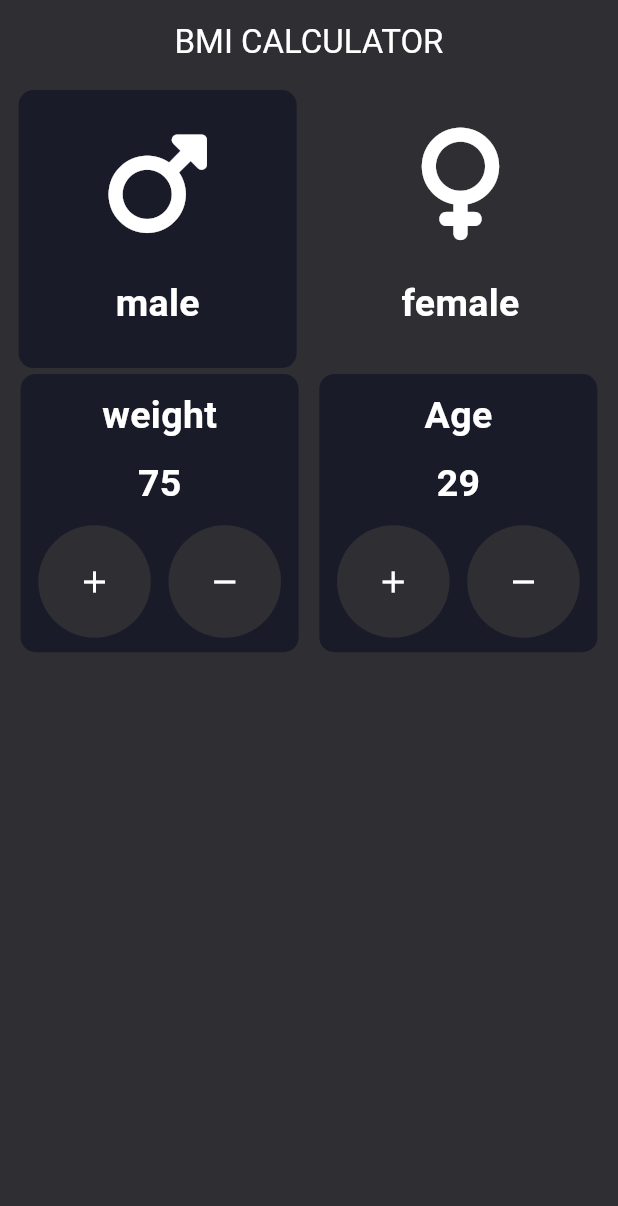
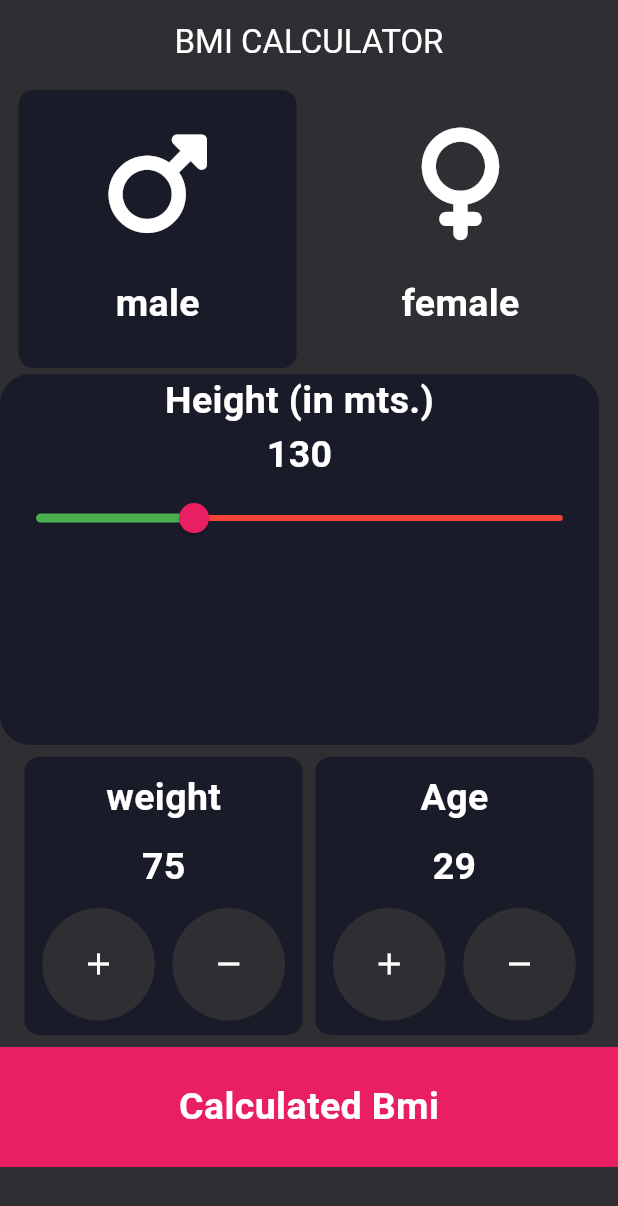
Before and after one commit to ritishbhardwaj/bmi_application_1, a Flutter app: the screen it shows after launch, on a phone screen of 412 x 824 dp. Shown: the top 1206 px of the screen. Run offline on Flutter 3.47's test engine with Material 3 defaults, Android fonts, the light colour scheme and no system bars; our stand-ins replace font_awesome_flutter.

Commit message:
"Final Commit with Navigation Page"

```diff
--- a/lib/bmi_calculator_screen.dart
+++ b/lib/bmi_calculator_screen.dart
@@ -1,3 +1,4 @@
+import 'package:bmi_application_1/bmi_results_screen.dart';
 import 'package:bmi_application_1/constants.dart';
 import 'package:bmi_application_1/gender_selection_widget.dart';
 import 'package:bmi_application_1/weight_widget.dart';
@@ -16,6 +17,7 @@ class _BmiCalculatorScreenState extends State<BmiCalculatorScreen> {
   bool isMale =true;
   int weight = 75 ;
   int age=29;
+  double heeight=130;
 
   @override
   Widget build(BuildContext context) {
@@ -34,7 +36,9 @@ class _BmiCalculatorScreenState extends State<BmiCalculatorScreen> {
                       ),
                       ),
       ),
-      body: Column(
+      body: SingleChildScrollView(
+        child: Column(
+          mainAxisAlignment: MainAxisAlignment.spaceEvenly,
           children: [
             Row(
               mainAxisAlignment: MainAxisAlignment.spaceEvenly,
@@ -63,7 +67,47 @@ class _BmiCalculatorScreenState extends State<BmiCalculatorScreen> {
 
             ),
 
+            // Slider vala box
              Row(
+                children: [
+                  Container(
+                    width: width*0.969,
+                    height: width*0.6,
+                    decoration: BoxDecoration(
+                      borderRadius: BorderRadius.circular(20),
+                      color: cardColor,
+                    ),
+                    child: Column(
+                      children: [
+                        Text("Height (in mts.)",style: titleTextStyle,),
+                        Text("${heeight.toInt()}",style: titleTextStyle,),
+
+                        //Slider
+                        SliderTheme(
+                          data: SliderThemeData().copyWith(
+                            overlayColor: Colors.pink.withOpacity(0.5),
+                            inactiveTrackColor: Colors.red,
+                            activeTrackColor: Colors.green,
+                            thumbColor: Colors.pink
+
+                          ),
+                          child: Slider(min: 100,max: 200, value: heeight,
+                                      onChanged: (value){
+                                        heeight=value;
+                                        setState(() {        });
+                                      },),
+                        )
+                      ],
+                    ),
+                  ),
+                ],
+              ),
+
+
+            // Neeche vaale 2 box
+            Padding(
+              padding: const EdgeInsets.all(8.0),
+              child: Row(
                 mainAxisAlignment: MainAxisAlignment.spaceEvenly,
                 children: [
 
@@ -75,8 +119,31 @@ class _BmiCalculatorScreenState extends State<BmiCalculatorScreen> {
                   WeightWidget(width: width, value: age, title: "Age", onAddTap: ()=> addSubtractAge(true), onRemoveTap : ()=> addSubtractAge(false)),
 
                 ],
+              ),
+            ),
+            // const Spacer(),
+            GestureDetector(
+              onTap: (){
+                final bmi = weight /((heeight/100)*(heeight/100));
+                print(bmi);
+                Navigator.of(context).push(
+                    MaterialPageRoute(builder: (_)=> ResultScreen(bmi: bmi)),
+                );
+              },
+              child: Container(
+                width: width,
+                color: Colors.pink,
+                height: 80,
+                child: Center(
+                  child: Text(
+                      "Calculated Bmi",
+                      style: titleTextStyle,
+                  ),
+                ),
+              ),
             )
           ],
+        ),
       ),
     );
   }
--- /dev/null
+++ b/lib/bmi_results_screen.dart
@@ -0,0 +1,31 @@
+
+
+
+import 'package:bmi_application_1/constants.dart';
+import 'package:flutter/material.dart';
+
+class ResultScreen extends StatelessWidget {
+  const ResultScreen({super.key, required this.bmi});
+
+  final double bmi;
+
+  @override
+  Widget build(BuildContext context) {
+    return Scaffold(
+      backgroundColor: backgroundColor,
+      appBar: AppBar(
+        backgroundColor: backgroundColor,
+        title: Text("BMI Result",style: titleTextStyle,),
+      ),
+      body: Center(
+        child: Column(
+
+          children: [
+            Text("${bmi.toStringAsFixed(2)}",style: titleTextStyle.copyWith(fontSize: 50),),
+
+          ],
+        ),
+      ),
+    );
+  }
+}
```
Lines whose indentation alone changed are shown as unchanged.
